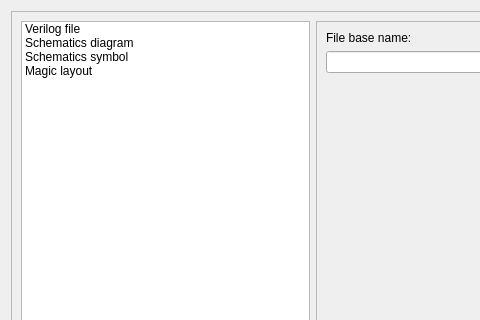
Old version of the form new.ui in the repository libresilicon/qtflow; both pictures show x 0 to 480 and y 0 to 320 of the 625 by 436 pixel window.
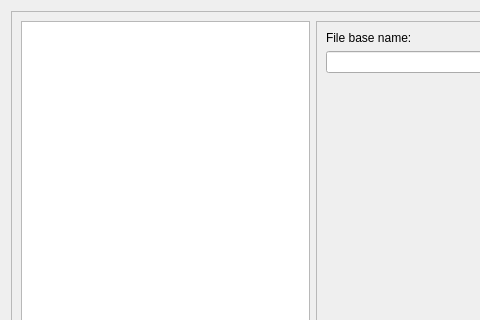
New version of the form.

The edit to the form file:
```diff
--- a/new.ui
+++ b/new.ui
@@ -28,26 +28,6 @@
         <property name="currentRow">
          <number>-1</number>
         </property>
-        <item>
-         <property name="text">
-          <string>Verilog file</string>
-         </property>
-        </item>
-        <item>
-         <property name="text">
-          <string>Schematics diagram</string>
-         </property>
-        </item>
-        <item>
-         <property name="text">
-          <string>Schematics symbol</string>
-         </property>
-        </item>
-        <item>
-         <property name="text">
-          <string>Magic layout</string>
-         </property>
-        </item>
        </widget>
       </item>
       <item>
```
